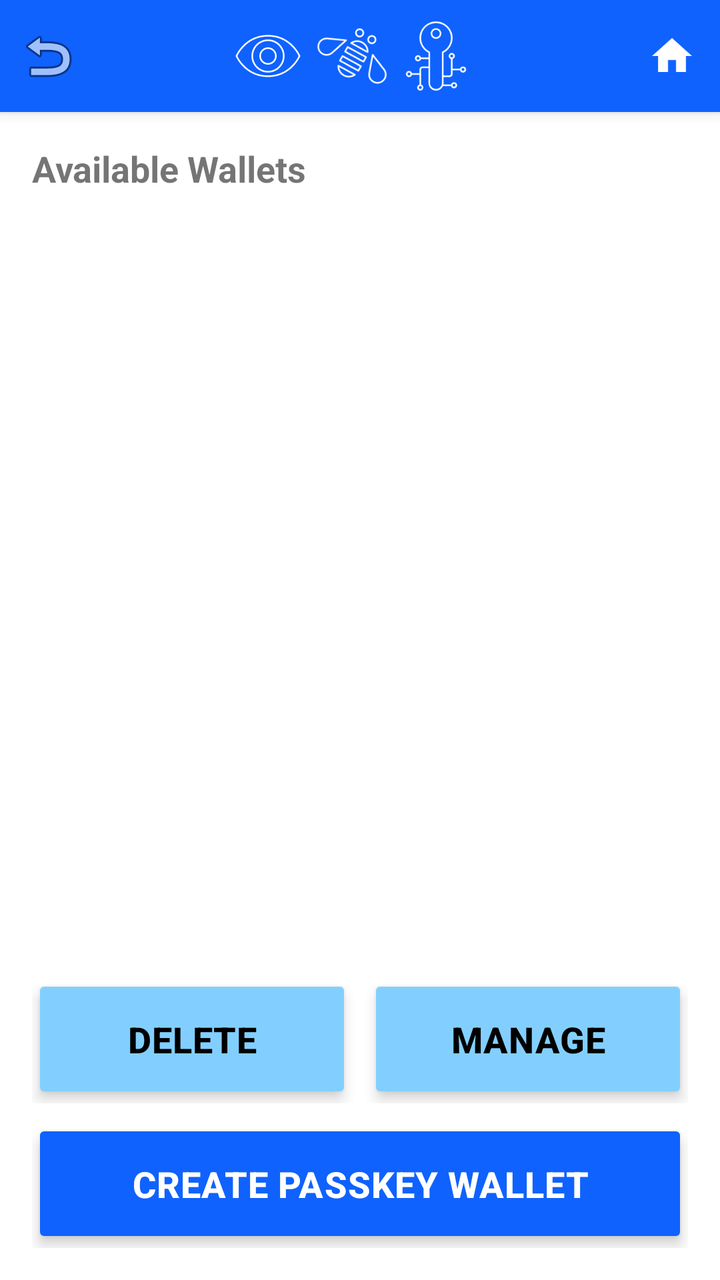
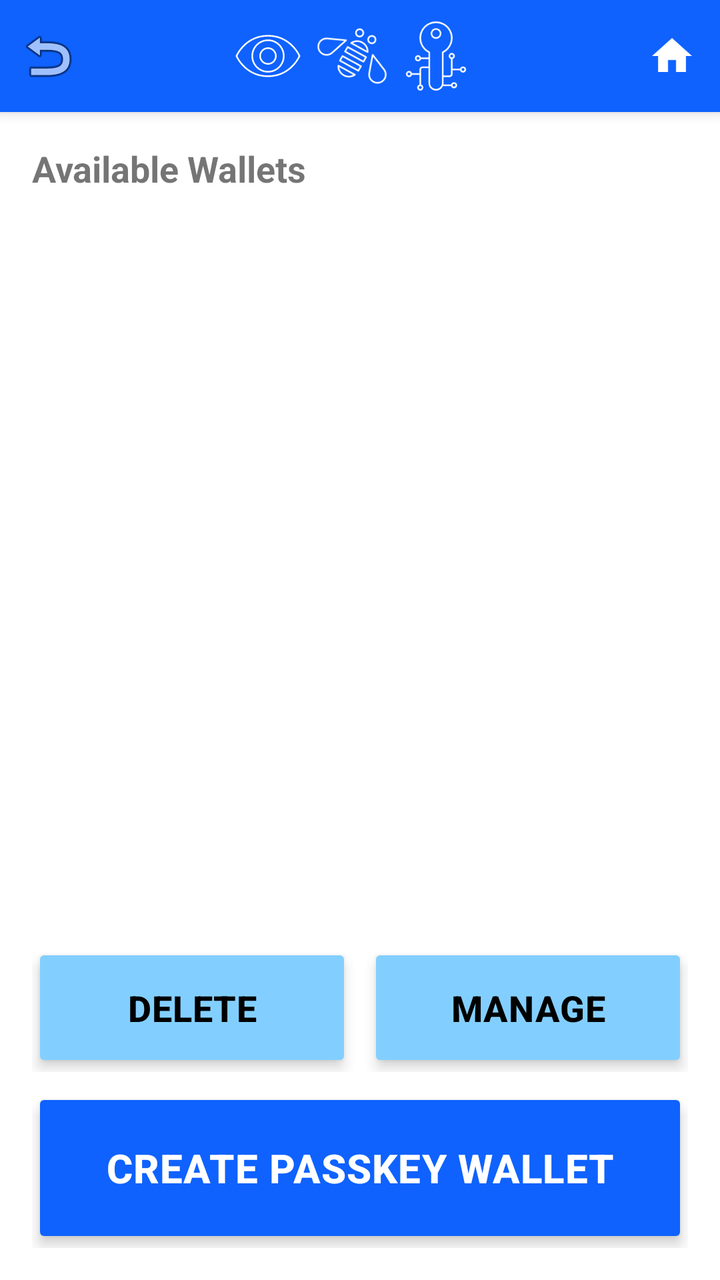

Before-and-after screenshots of an Android layout around one commit, followed by the original layout XML and the change that was made.
<!-- AndroidManifest.xml: activity theme AppTheme.NoActionBar -->
<!-- res/layout/activity_manage.xml -->
<?xml version="1.0" encoding="utf-8"?>
<LinearLayout xmlns:android="http://schemas.android.com/apk/res/android"
    xmlns:app="http://schemas.android.com/apk/res-auto"
    android:layout_width="match_parent"
    android:layout_height="match_parent"
    android:orientation="vertical">

    
    <include
        android:id="@+id/toolbar_layout"
        layout="@layout/toolbar_with_back" />

    
    <com.google.android.material.card.MaterialCardView
        android:id="@+id/credentialOfferNotification"
        android:layout_width="match_parent"
        android:layout_height="wrap_content"
        android:layout_margin="12dp"
        android:visibility="gone"
        app:cardBackgroundColor="@color/cyan_10"
        app:cardElevation="2dp"
        app:cardCornerRadius="8dp">
        
        <LinearLayout
            android:layout_width="match_parent"
            android:layout_height="wrap_content"
            android:orientation="vertical">
            
            
            <LinearLayout
                android:id="@+id/offerHeader"
                android:layout_width="match_parent"
                android:layout_height="wrap_content"
                android:orientation="horizontal"
                android:padding="12dp"
                android:clickable="true"
                android:focusable="true"
                android:background="?attr/selectableItemBackground"
                android:gravity="center_vertical">
                
                <TextView
                    android:layout_width="0dp"
                    android:layout_height="wrap_content"
                    android:layout_weight="1"
                    android:text="🪪 Credential Offer"
                    android:textSize="16sp"
                    android:textStyle="bold"
                    android:textColor="@color/colorPrimary"/>
                
                
                <TextView
                    android:id="@+id/trafficLightCollapsed"
                    android:layout_width="16dp"
                    android:layout_height="16dp"
                    android:text="●"
                    android:textSize="16sp"
                    android:layout_marginEnd="8dp"
                    android:visibility="gone"/>
                
                <ImageButton
                    android:id="@+id/expandButton"
                    android:layout_width="24dp"
                    android:layout_height="24dp"
                    android:background="?attr/selectableItemBackgroundBorderless"
                    android:src="@android:drawable/arrow_down_float"
                    android:contentDescription="Expand details"/>
            </LinearLayout>
            
            
            <LinearLayout
                android:id="@+id/offerDetails"
                android:layout_width="match_parent"
                android:layout_height="wrap_content"
                android:orientation="vertical"
                android:padding="12dp"
                android:paddingTop="0dp"
                android:visibility="gone">
                
                <TextView
                    android:id="@+id/credentialTypeText"
                    android:layout_width="match_parent"
                    android:layout_height="wrap_content"
                    android:textSize="14sp"
                    android:textColor="@color/text_secondary"
                    android:layout_marginBottom="4dp"/>
                
                <TextView
                    android:id="@+id/issuerNameText"
                    android:layout_width="match_parent"
                    android:layout_height="wrap_content"
                    android:textSize="14sp"
                    android:textColor="@color/text_secondary"
                    android:layout_marginBottom="8dp"/>
                
                
                <LinearLayout
                    android:id="@+id/expirationIndicator"
                    android:layout_width="match_parent"
                    android:layout_height="wrap_content"
                    android:orientation="horizontal"
                    android:gravity="center_vertical"
                    android:layout_marginBottom="8dp"
                    android:visibility="gone">
                    
                    <TextView
                        android:id="@+id/trafficLight"
                        android:layout_width="16dp"
                        android:layout_height="16dp"
                        android:text="●"
                        android:textSize="16sp"
                        android:layout_marginEnd="8dp"/>
                    
                    <TextView
                        android:id="@+id/expirationText"
                        android:layout_width="0dp"
                        android:layout_height="wrap_content"
                        android:layout_weight="1"
                        android:textSize="13sp"
                        android:textStyle="bold"/>
                </LinearLayout>
                
                <TextView
                    android:layout_width="match_parent"
                    android:layout_height="wrap_content"
                    android:text="Select a passkey below to store this credential"
                    android:textSize="13sp"
                    android:textStyle="italic"
                    android:textColor="@color/text_secondary"/>
            </LinearLayout>
        </LinearLayout>
    </com.google.android.material.card.MaterialCardView>

    <LinearLayout
        android:layout_width="match_parent"
        android:layout_height="match_parent"
        android:orientation="vertical"
        android:padding="16dp">

        <TextView
            android:id="@+id/mainTitleText"
            android:layout_width="match_parent"
            android:layout_height="wrap_content"
            android:text="@string/available_wallets"
            android:textSize="18sp"
            android:textStyle="bold"
            android:layout_marginBottom="16dp" />

        
        <LinearLayout
            android:id="@+id/passkeysListSection"
            android:layout_width="match_parent"
            android:layout_height="0dp"
            android:layout_weight="1"
            android:orientation="vertical">

            <ListView
                android:id="@+id/passkeysListView"
                android:layout_width="match_parent"
                android:layout_height="match_parent" />

            <TextView
                android:id="@+id/noPasskeysText"
                android:layout_width="match_parent"
                android:layout_height="wrap_content"
                android:text="@string/no_passkey_wallets_found"
                android:gravity="center"
                android:visibility="gone"
                android:layout_marginTop="16dp" />
        </LinearLayout>

        
        <LinearLayout
            android:id="@+id/passwordSection"
            android:layout_width="match_parent"
            android:layout_height="wrap_content"
            android:orientation="vertical"
            android:layout_marginTop="16dp"
            android:visibility="gone">
            
            <TextView
                android:id="@+id/credentialTitle"
                android:layout_width="match_parent"
                android:layout_height="wrap_content"
                android:text="@string/unlock_wallet"
                android:textSize="16sp"
                android:textStyle="bold"
                android:layout_marginBottom="8dp" />

            <TextView
                android:id="@+id/credentialInfo"
                android:layout_width="match_parent"
                android:layout_height="wrap_content"
                android:layout_marginBottom="16dp" />
                
            <TextView
                android:layout_width="match_parent"
                android:layout_height="wrap_content"
                android:text="@string/prompt_for_password"
                android:textStyle="bold"
                android:layout_marginBottom="8dp" />
                
            <EditText
                android:id="@+id/passwordInput"
                android:layout_width="match_parent"
                android:layout_height="wrap_content"
                android:inputType="textPassword"
                android:hint="Password"
                android:layout_marginBottom="8dp" />
                
            <FrameLayout
                android:layout_width="match_parent"
                android:layout_height="wrap_content">

                <Button
                    android:id="@+id/unlockButton"
                    android:layout_width="match_parent"
                    android:layout_height="wrap_content"
                    android:minHeight="64dp"
                    android:text="@string/unlock"
                    android:backgroundTint="@color/ibm_blue"
                    android:textColor="@color/ibm_white"
                    android:textSize="18sp"
                    android:textStyle="bold"
                    android:paddingVertical="20dp"
                    android:paddingHorizontal="24dp"
                    android:letterSpacing="0.02"
                    android:elevation="4dp"
                    android:stateListAnimator="@null"
                    style="@android:style/Widget.Material.Button" />

                <ProgressBar
                    android:id="@+id/unlockProgress"
                    style="?android:attr/progressBarStyle"
                    android:layout_width="40dp"
                    android:layout_height="40dp"
                    android:layout_gravity="center"
                    android:visibility="gone"
                    android:indeterminateTint="@color/ibm_white" />

            </FrameLayout>
                
            <TextView
                android:id="@+id/passwordError"
                android:layout_width="match_parent"
                android:layout_height="wrap_content"
                android:textColor="#FF0000"
                android:visibility="gone"
                android:layout_marginTop="8dp" />
        </LinearLayout>

        
        <LinearLayout
            android:id="@+id/credentialOptionsSection"
            android:layout_width="match_parent"
            android:layout_height="wrap_content"
            android:orientation="vertical"
            android:visibility="visible">


            <LinearLayout
                android:layout_width="match_parent"
                android:layout_height="wrap_content"
                android:orientation="horizontal"
                android:layout_marginBottom="8dp">

                <Button
                    android:id="@+id/deleteButton"
                    android:layout_width="0dp"
                    android:layout_height="wrap_content"
                    android:minHeight="64dp"
                    android:layout_weight="1"
                    android:text="@string/delete"
                    android:backgroundTint="@color/cyan_30"
                    android:textColor="@color/ibm_black"
                    android:textSize="18sp"
                    android:textStyle="bold"
                    android:paddingVertical="20dp"
                    android:paddingHorizontal="24dp"
                    android:letterSpacing="0.02"
                    android:elevation="4dp"
                    android:stateListAnimator="@null"
                    android:layout_marginEnd="4dp"
                    style="@android:style/Widget.Material.Button" />

                <Button
                    android:id="@+id/manageButton"
                    android:layout_width="0dp"
                    android:layout_height="wrap_content"
                    android:minHeight="64dp"
                    android:layout_weight="1"
                    android:text="@string/manage"
                    android:backgroundTint="@color/cyan_30"
                    android:textColor="@color/ibm_black"
                    android:textSize="18sp"
                    android:textStyle="bold"
                    android:paddingVertical="20dp"
                    android:paddingHorizontal="24dp"
                    android:letterSpacing="0.02"
                    android:elevation="4dp"
                    android:stateListAnimator="@null"
                    android:layout_marginStart="4dp"
                    style="@android:style/Widget.Material.Button" />
            </LinearLayout>

            <Button
                android:id="@+id/createCredential"
                android:layout_width="match_parent"
                android:layout_height="wrap_content"
                android:minHeight="64dp"
                android:text="@string/create_passkey_wallet"
                android:backgroundTint="@color/ibm_blue"
                android:textColor="@color/ibm_white"
                android:textSize="18sp"
                android:textStyle="bold"
                android:paddingVertical="20dp"
                android:paddingHorizontal="24dp"
                android:letterSpacing="0.02"
                android:elevation="4dp"
                android:stateListAnimator="@null"
                style="@android:style/Widget.Material.Button" />
        </LinearLayout>
    </LinearLayout>
</LinearLayout>
<!-- res/layout/toolbar_with_back.xml (included above) -->
<?xml version="1.0" encoding="utf-8"?>
<androidx.appcompat.widget.Toolbar
    xmlns:android="http://schemas.android.com/apk/res/android"
    xmlns:app="http://schemas.android.com/apk/res-auto"
    android:id="@+id/toolbar"
    android:layout_width="match_parent"
    android:layout_height="?attr/actionBarSize"
    android:background="@color/ibm_blue"
    android:elevation="4dp"
    app:contentInsetStart="0dp">

    <LinearLayout
        android:layout_width="match_parent"
        android:layout_height="match_parent"
        android:orientation="horizontal"
        android:gravity="center_vertical">

        <ImageButton
            android:id="@+id/backButton"
            android:layout_width="48dp"
            android:layout_height="48dp"
            android:src="@android:drawable/ic_menu_revert"
            android:background="?attr/selectableItemBackgroundBorderless"
            android:contentDescription="Back"
            android:padding="12dp" />

        <LinearLayout
            android:layout_width="0dp"
            android:layout_height="wrap_content"
            android:layout_weight="1"
            android:orientation="horizontal"
            android:gravity="center"
            android:paddingStart="8dp"
            android:paddingEnd="16dp">

            <ImageView
                android:layout_width="36dp"
                android:layout_height="36dp"
                android:src="@drawable/eye"
                android:contentDescription="Eye icon" />

            <ImageView
                android:layout_width="36dp"
                android:layout_height="36dp"
                android:src="@drawable/bee"
                android:contentDescription="Bee icon"
                android:layout_marginStart="6dp" />

            <ImageView
                android:layout_width="36dp"
                android:layout_height="36dp"
                android:src="@drawable/data_privacy_key"
                android:contentDescription="Key icon"
                android:layout_marginStart="6dp" />
        </LinearLayout>

        <ImageButton
            android:id="@+id/homeButton"
            android:layout_width="48dp"
            android:layout_height="48dp"
            android:src="@drawable/ic_home"
            android:background="?attr/selectableItemBackgroundBorderless"
            android:contentDescription="Home"
            android:padding="12dp" />
    </LinearLayout>
</androidx.appcompat.widget.Toolbar>
<!-- resources referenced by this layout -->
<resources>
  <color name="colorPrimary">#0F62FE</color>
  <color name="cyan_10">#E5F6FF</color>
  <color name="cyan_30">#82CFFF</color>
  <color name="ibm_black">#000000</color>
  <color name="ibm_blue">#0F62FE</color>
  <color name="ibm_white">#FFFFFF</color>
  <color name="text_secondary">#525252</color>
  <!-- drawable bee: vector/xml drawable (drawable, 4047 chars, omitted) -->
  <!-- drawable data_privacy_key: vector/xml drawable (drawable, 2470 chars, omitted) -->
  <!-- drawable eye (drawable) -->
  <vector xmlns:android="http://schemas.android.com/apk/res/android"
      android:width="32dp"
      android:height="32dp"
      android:viewportWidth="32"
      android:viewportHeight="32">
      <path
          android:pathData="M16,25.36c-10.411,0-14.295-9.131-14.333-9.223c-0.036-0.088-0.036-0.187,0-0.274C1.705,15.771,5.589,6.64,16,6.64c10.41,0,14.295,9.13,14.333,9.223c0.036,0.088,0.036,0.187,0,0.274C30.295,16.229,26.41,25.36,16,25.36zM2.395,16C2.916,17.117,6.771,24.64,16,24.64S29.084,17.118,29.605,16C29.084,14.882,25.229,7.36,16,7.36S2.916,14.882,2.395,16zM16,23.36c-4.058,0-7.36-3.302-7.36-7.36S11.942,8.64,16,8.64c4.059,0,7.36,3.302,7.36,7.36C23.36,20.059,20.059,23.36,16,23.36zM16,9.36c-3.661,0-6.64,2.979-6.64,6.64s2.979,6.64,6.64,6.64s6.64-2.979,6.64-6.64S19.661,9.36,16,9.36zM16,19.86c-2.128,0-3.86-1.732-3.86-3.86s1.731-3.86,3.86-3.86c2.128,0,3.86,1.731,3.86,3.86C19.86,18.128,18.128,19.86,16,19.86zM16,12.86c-1.731,0-3.14,1.409-3.14,3.14s1.409,3.14,3.14,3.14s3.14-1.408,3.14-3.14S17.731,12.86,16,12.86z"
          android:fillColor="#FFFFFF" />
  </vector>
  
  
  <!-- drawable ic_home (drawable) -->
  <vector xmlns:android="http://schemas.android.com/apk/res/android"
      android:width="24dp"
      android:height="24dp"
      android:viewportWidth="24"
      android:viewportHeight="24">
      <path
          android:fillColor="#FFFFFF"
          android:pathData="M10,20v-6h4v6h5v-8h3L12,3 2,12h3v8z"/>
  </vector>
  
  
  <string name="available_wallets">Available Wallets</string>
  <string name="create_passkey_wallet">Create Passkey Wallet</string>
  <string name="delete">Delete</string>
  <string name="manage">Manage</string>
  <string name="no_passkey_wallets_found">No passkey wallets found on this device</string>
  <string name="prompt_for_password">Enter Secret to Unlock</string>
  <string name="unlock">Unlock</string>
  <string name="unlock_wallet">Unlock Wallet</string>
  <style name="AppTheme.NoActionBar" parent="Theme.AppCompat.DayNight.NoActionBar">
          
          <item name="colorPrimary">@color/ibm_blue</item>
          <item name="colorPrimaryVariant">@color/cyan_30</item>
          <item name="colorOnPrimary">@color/ibm_white</item>
          
          <item name="colorSecondary">@color/purple_40</item>
          <item name="colorSecondaryVariant">@color/magenta_40</item>
          <item name="colorOnSecondary">@color/ibm_white</item>
          
          <item name="android:colorBackground">@color/ibm_white</item>
          <item name="colorOnBackground">@color/ibm_black</item>
          
          <item name="colorSurface">@color/cool_gray_10</item>
          <item name="colorOnSurface">@color/ibm_black</item>
          
          <item name="colorError">@color/magenta_40</item>
          <item name="colorOnError">@color/ibm_white</item>
      </style>
  <color name="purple_40">#BE95FF</color>
  <color name="magenta_40">#FF7EB6</color>
  <color name="cool_gray_10">#F2F4F8</color>
</resources>

<!-- the commit's change to res/layout/activity_manage.xml (unified diff, before → after) -->
@@ -306,13 +306,13 @@
                 android:id="@+id/createCredential"
                 android:layout_width="match_parent"
                 android:layout_height="wrap_content"
-                android:minHeight="64dp"
+                android:minHeight="80dp"
                 android:text="@string/create_passkey_wallet"
                 android:backgroundTint="@color/ibm_blue"
                 android:textColor="@color/ibm_white"
-                android:textSize="18sp"
+                android:textSize="20sp"
                 android:textStyle="bold"
-                android:paddingVertical="20dp"
+                android:paddingVertical="24dp"
                 android:paddingHorizontal="24dp"
                 android:letterSpacing="0.02"
                 android:elevation="4dp"
@@ -328,16 +328,18 @@
     xmlns:app="http://schemas.android.com/apk/res-auto"
     android:id="@+id/toolbar"
     android:layout_width="match_parent"
-    android:layout_height="?attr/actionBarSize"
+    android:layout_height="wrap_content"
+    android:minHeight="?attr/actionBarSize"
     android:background="@color/ibm_blue"
     android:elevation="4dp"
     app:contentInsetStart="0dp">
 
     <LinearLayout
         android:layout_width="match_parent"
-        android:layout_height="match_parent"
+        android:layout_height="wrap_content"
         android:orientation="horizontal"
-        android:gravity="center_vertical">
+        android:gravity="center_vertical"
+        android:minHeight="?attr/actionBarSize">
 
         <ImageButton
             android:id="@+id/backButton"
